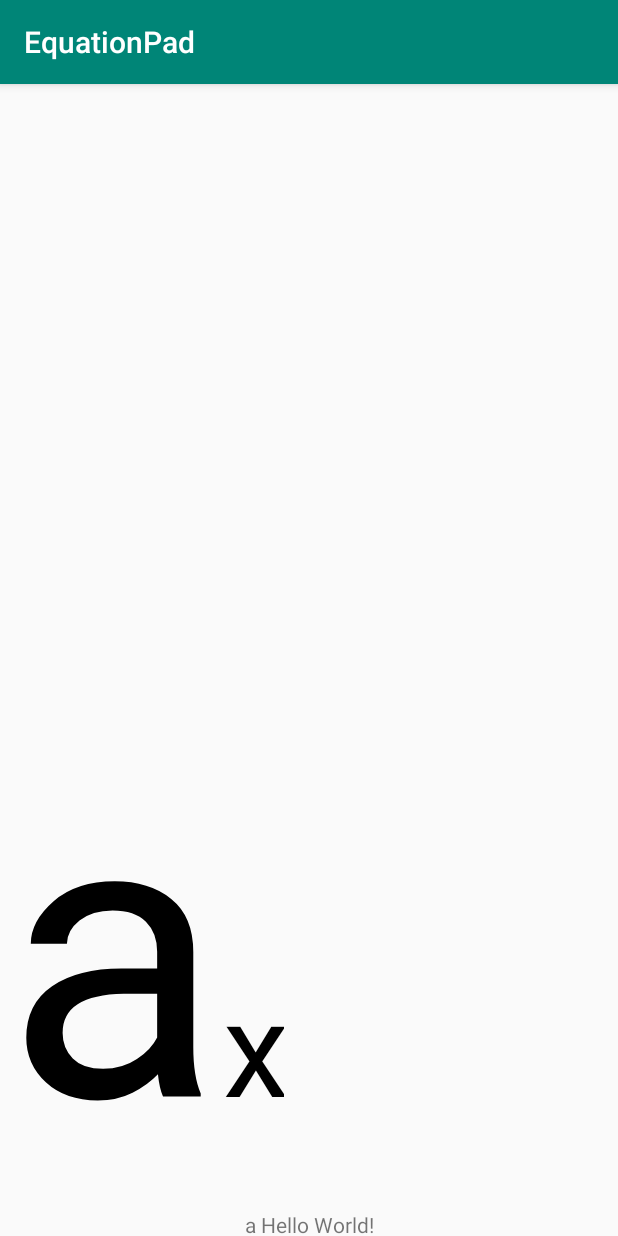
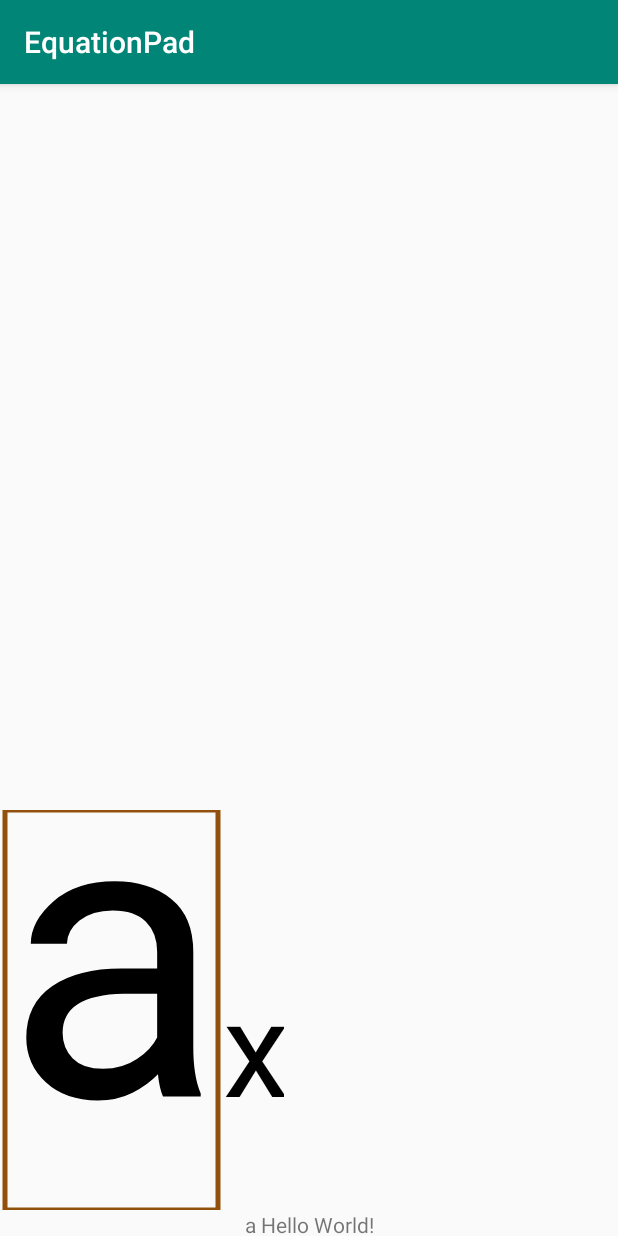
Before and after one commit to karino2/EquationPad, an Android app: the screen it shows after launch (MainActivity), on a phone screen of 412 x 824 dp. Run offline under Robolectric (Android 15) with nearby library versions, the phone set to English and light mode, and no system bars.

Commit message:
Implement selection.

```diff
--- a/app/src/main/java/io/github/karino2/equationpad/mathview/MathView.kt
+++ b/app/src/main/java/io/github/karino2/equationpad/mathview/MathView.kt
@@ -5,8 +5,6 @@ import android.graphics.Canvas
 import android.graphics.Color
 import android.graphics.Paint
 import android.graphics.Paint.ANTI_ALIAS_FLAG
-import android.os.Parcel
-import android.os.Parcelable
 import android.util.AttributeSet
 import android.view.View
 import kotlin.math.roundToInt
@@ -14,6 +12,7 @@ import kotlin.math.roundToInt
 class MathView(context :Context, attrSet: AttributeSet) : View(context, attrSet) {
 
     val expr = Subscript(Variable("a"), Variable("x"))
+    var selectedExpr : Expr? = expr.body
 
     fun _resolveSize(desiredSize: Int, measureSpec: Int) : Int {
         val specMode = MeasureSpec.getMode(measureSpec)
@@ -35,6 +34,12 @@ class MathView(context :Context, attrSet: AttributeSet) : View(context, attrSet)
 
     val paint = Paint(ANTI_ALIAS_FLAG).apply {
         color = Color.BLACK
+    }
+
+    val selectionPaint = Paint(ANTI_ALIAS_FLAG).apply {
+        color = Color.argb(0xff, 0x91, 0x50, 0x0c)
+        style = Paint.Style.STROKE
+        strokeWidth = 5f
     }
 
 
@@ -64,8 +69,6 @@ class MathView(context :Context, attrSet: AttributeSet) : View(context, attrSet)
         val widthResizable = widthSpecMode != MeasureSpec.EXACTLY
         val heightResizable = heightSpecMode != MeasureSpec.EXACTLY
 
-        val widthScale = intrinsicWidth.toDouble()/widthSize.toDouble()
-        var heightScale = intrinsicHeight.toDouble()/heightSize.toDouble()
         var done = false
 
         if(widthResizable) {
@@ -102,6 +105,10 @@ class MathView(context :Context, attrSet: AttributeSet) : View(context, attrSet)
         var fmi = paint.fontMetrics
 
         drawExpr(canvas, scale, expr, fmi.bottom)
+
+        selectedExpr?.let {
+            canvas.drawRect(it.box.toRectF(scale).apply {left+=PADDING}, selectionPaint)
+        }
     }
 
 
@@ -133,7 +140,7 @@ class MathView(context :Context, attrSet: AttributeSet) : View(context, attrSet)
         canvas.drawText(
             expr.name,
             expr.box.left*scale+PADDING,
-            y,
+             y,
             _paint)
     }
 
--- a/app/src/main/java/io/github/karino2/equationpad/mathview/Tree.kt
+++ b/app/src/main/java/io/github/karino2/equationpad/mathview/Tree.kt
@@ -1,6 +1,7 @@
 package io.github.karino2.equationpad.mathview
 
 import android.graphics.Paint
+import android.graphics.RectF
 import kotlin.IllegalArgumentException
 
 data class Box(var left:Float = 0f, var top:Float = 0f, var width:Float = 0f, var height:Float = 0f) {
@@ -9,6 +10,8 @@ data class Box(var left:Float = 0f, var top:Float = 0f, var width:Float = 0f, va
 
     val bottom
     get() = top+height
+
+    fun toRectF(scale : Float) = RectF(left*scale, top*scale, right*scale, bottom*scale)
 }
 
 
```
